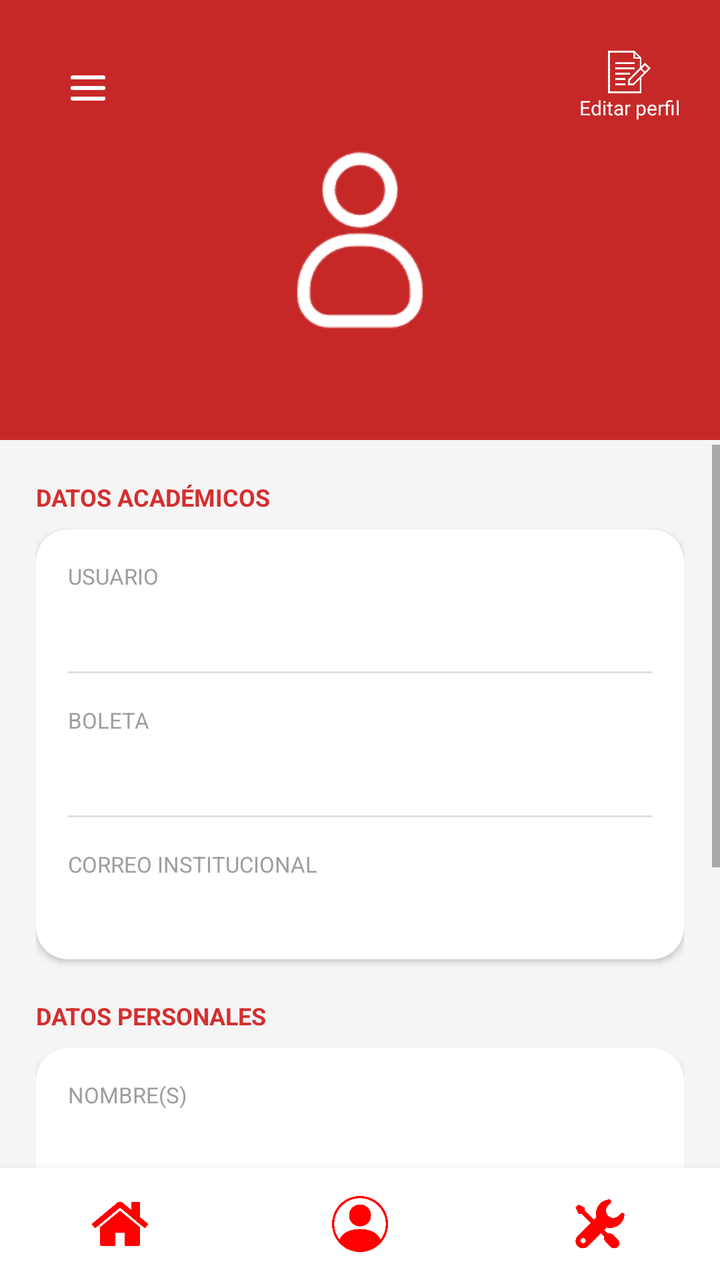
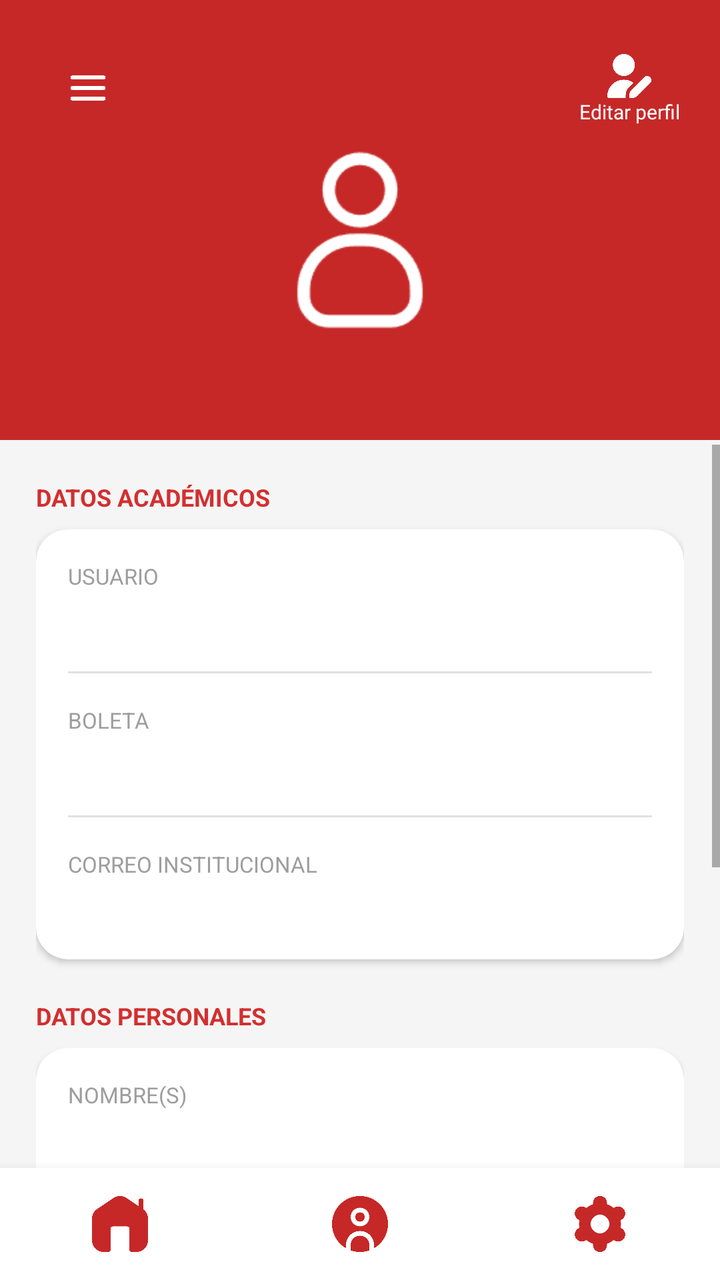

Compare the two renders of this Android layout. The source of the first and the diff that turns it into the second are given below.
<!-- AndroidManifest.xml: application theme Theme.ActivaESCOM -->
<!-- res/layout/activity_perfil.xml -->
<?xml version="1.0" encoding="utf-8"?>
<androidx.drawerlayout.widget.DrawerLayout xmlns:android="http://schemas.android.com/apk/res/android"
    xmlns:app="http://schemas.android.com/apk/res-auto"
    android:id="@+id/drawerLayout"
    android:layout_width="match_parent"
    android:layout_height="match_parent">

    <androidx.constraintlayout.widget.ConstraintLayout
        android:layout_width="match_parent"
        android:layout_height="match_parent"
        android:background="@color/gray_background">

        
        <View
            android:id="@+id/header_bg"
            android:layout_width="match_parent"
            android:layout_height="220dp"
            android:background="@color/red_1"
            app:layout_constraintTop_toTopOf="parent" />

        <ImageButton
            android:id="@+id/btnHamburguesa"
            android:layout_width="48dp"
            android:layout_height="48dp"
            android:background="@color/red_1"
            android:padding="8dp"
            android:scaleType="fitCenter"
            android:src="@drawable/navigation"
            android:layout_marginStart="20dp"
            android:layout_marginTop="20dp"
            app:layout_constraintStart_toStartOf="parent"
            app:layout_constraintTop_toTopOf="parent" />

        <LinearLayout
            android:id="@+id/layoutEditarPerfil"
            android:layout_width="wrap_content"
            android:layout_height="wrap_content"
            android:layout_marginEnd="20dp"
            android:layout_marginTop="25dp"
            android:gravity="center"
            android:orientation="vertical"
            android:clickable="true"
            android:focusable="true"
            android:background="?attr/selectableItemBackgroundBorderless"
            app:layout_constraintEnd_toEndOf="parent"
            app:layout_constraintTop_toTopOf="parent">

            <ImageView
                android:layout_width="22dp"
                android:layout_height="22dp"
                android:src="@drawable/edit_profile"
                app:tint="@color/white" />

            <TextView
                android:layout_width="wrap_content"
                android:layout_height="wrap_content"
                android:text="Editar perfil"
                android:textColor="@color/white"
                android:textSize="10sp" />
        </LinearLayout>

        <FrameLayout
            android:id="@+id/frameAvatar"
            android:layout_width="100dp"
            android:layout_height="100dp"
            android:layout_marginTop="70dp"
            android:background="@drawable/bg_circulo"
            android:clipToOutline="true"
            app:layout_constraintEnd_toEndOf="parent"
            app:layout_constraintStart_toStartOf="parent"
            app:layout_constraintTop_toTopOf="parent">

            <ImageView
                android:id="@+id/imgPerfil"
                android:layout_width="match_parent"
                android:layout_height="match_parent"
                android:scaleType="centerCrop"
                android:src="@drawable/profile_default" />
        </FrameLayout>

        
        <TextView
            android:id="@+id/tvNombreCompleto"
            android:layout_width="wrap_content"
            android:layout_height="wrap_content"
            android:layout_marginTop="8dp"
            android:textColor="@color/white"
            android:textSize="18sp"
            android:textStyle="bold"
            android:text=""
            app:layout_constraintEnd_toEndOf="parent"
            app:layout_constraintStart_toStartOf="parent"
            app:layout_constraintTop_toBottomOf="@id/frameAvatar" />

        
        <ScrollView
            android:layout_width="match_parent"
            android:layout_height="0dp"
            android:layout_marginTop="20dp"
            app:layout_constraintTop_toBottomOf="@id/tvNombreCompleto"
            app:layout_constraintBottom_toTopOf="@id/bottomNavBar">

            <LinearLayout
                android:layout_width="match_parent"
                android:layout_height="wrap_content"
                android:orientation="vertical"
                android:padding="18dp">

                <TextView
                    android:layout_width="wrap_content"
                    android:layout_height="wrap_content"
                    android:layout_marginBottom="8dp"
                    android:text="DATOS ACADÉMICOS"
                    android:textColor="@color/red_4"
                    android:textSize="12sp"
                    android:textStyle="bold" />

                <androidx.cardview.widget.CardView
                    android:layout_width="match_parent"
                    android:layout_height="wrap_content"
                    android:layout_marginBottom="20dp"
                    app:cardCornerRadius="16dp"
                    app:cardElevation="2dp">

                    <LinearLayout
                        android:layout_width="match_parent"
                        android:layout_height="wrap_content"
                        android:orientation="vertical">

                        
                        <LinearLayout
                            android:layout_width="match_parent"
                            android:layout_height="wrap_content"
                            android:orientation="vertical"
                            android:padding="16dp">

                            <TextView
                                android:layout_width="wrap_content"
                                android:layout_height="wrap_content"
                                android:text="USUARIO"
                                android:textColor="@color/gray_text"
                                android:textSize="11sp" />

                            <TextView
                                android:id="@+id/tvUsuario"
                                android:layout_width="wrap_content"
                                android:layout_height="wrap_content"
                                android:layout_marginTop="4dp"
                                android:text=""
                                android:textColor="@color/black"
                                android:textSize="15sp" />
                        </LinearLayout>

                        <View
                            android:layout_width="match_parent"
                            android:layout_height="1dp"
                            android:layout_marginHorizontal="16dp"
                            android:background="@color/gray_light" />

                        
                        <LinearLayout
                            android:layout_width="match_parent"
                            android:layout_height="wrap_content"
                            android:orientation="vertical"
                            android:padding="16dp">

                            <TextView
                                android:layout_width="wrap_content"
                                android:layout_height="wrap_content"
                                android:text="BOLETA"
                                android:textColor="@color/gray_text"
                                android:textSize="11sp" />

                            <TextView
                                android:id="@+id/tvBoleta"
                                android:layout_width="wrap_content"
                                android:layout_height="wrap_content"
                                android:layout_marginTop="4dp"
                                android:text=""
                                android:textColor="@color/black"
                                android:textSize="15sp" />
                        </LinearLayout>

                        <View
                            android:layout_width="match_parent"
                            android:layout_height="1dp"
                            android:layout_marginHorizontal="16dp"
                            android:background="@color/gray_light" />

                        
                        <LinearLayout
                            android:layout_width="match_parent"
                            android:layout_height="wrap_content"
                            android:orientation="vertical"
                            android:padding="16dp">

                            <TextView
                                android:layout_width="wrap_content"
                                android:layout_height="wrap_content"
                                android:text="CORREO INSTITUCIONAL"
                                android:textColor="@color/gray_text"
                                android:textSize="11sp" />

                            <TextView
                                android:id="@+id/tvCorreo"
                                android:layout_width="wrap_content"
                                android:layout_height="wrap_content"
                                android:layout_marginTop="4dp"
                                android:text=""
                                android:textColor="@color/black"
                                android:textSize="15sp" />
                        </LinearLayout>
                    </LinearLayout>
                </androidx.cardview.widget.CardView>

                
                <TextView
                    android:layout_width="wrap_content"
                    android:layout_height="wrap_content"
                    android:layout_marginBottom="8dp"
                    android:text="DATOS PERSONALES"
                    android:textColor="@color/red_4"
                    android:textSize="12sp"
                    android:textStyle="bold" />

                <androidx.cardview.widget.CardView
                    android:layout_width="match_parent"
                    android:layout_height="wrap_content"
                    android:layout_marginBottom="20dp"
                    app:cardCornerRadius="16dp"
                    app:cardElevation="2dp">

                    <LinearLayout
                        android:layout_width="match_parent"
                        android:layout_height="wrap_content"
                        android:orientation="vertical">

                        
                        <LinearLayout
                            android:layout_width="match_parent"
                            android:layout_height="wrap_content"
                            android:orientation="vertical"
                            android:padding="16dp">

                            <TextView
                                android:layout_width="wrap_content"
                                android:layout_height="wrap_content"
                                android:text="NOMBRE(S)"
                                android:textColor="@color/gray_text"
                                android:textSize="11sp" />

                            <TextView
                                android:id="@+id/tvNombre"
                                android:layout_width="wrap_content"
                                android:layout_height="wrap_content"
                                android:layout_marginTop="4dp"
                                android:text=""
                                android:textColor="@color/black"
                                android:textSize="15sp" />
                        </LinearLayout>

                        <View
                            android:layout_width="match_parent"
                            android:layout_height="1dp"
                            android:layout_marginHorizontal="16dp"
                            android:background="@color/gray_light" />

                        
                        <LinearLayout
                            android:layout_width="match_parent"
                            android:layout_height="wrap_content"
                            android:orientation="vertical"
                            android:padding="16dp">

                            <TextView
                                android:layout_width="wrap_content"
                                android:layout_height="wrap_content"
                                android:text="APELLIDO(S)"
                                android:textColor="@color/gray_text"
                                android:textSize="11sp" />

                            <TextView
                                android:id="@+id/tvApellido"
                                android:layout_width="wrap_content"
                                android:layout_height="wrap_content"
                                android:layout_marginTop="4dp"
                                android:text=""
                                android:textColor="@color/black"
                                android:textSize="15sp" />
                        </LinearLayout>

                        <View
                            android:layout_width="match_parent"
                            android:layout_height="1dp"
                            android:layout_marginHorizontal="16dp"
                            android:background="@color/gray_light" />

                        
                        <LinearLayout
                            android:layout_width="match_parent"
                            android:layout_height="wrap_content"
                            android:orientation="vertical"
                            android:padding="16dp">

                            <TextView
                                android:layout_width="wrap_content"
                                android:layout_height="wrap_content"
                                android:text="FECHA DE NACIMIENTO"
                                android:textColor="@color/gray_text"
                                android:textSize="11sp" />

                            <TextView
                                android:id="@+id/tvFechaNacimiento"
                                android:layout_width="wrap_content"
                                android:layout_height="wrap_content"
                                android:layout_marginTop="4dp"
                                android:text=""
                                android:textColor="@color/black"
                                android:textSize="15sp" />
                        </LinearLayout>
                    </LinearLayout>
                </androidx.cardview.widget.CardView>

                
                <Button
                    android:id="@+id/btnCambiarPassword"
                    android:layout_width="match_parent"
                    android:layout_height="56dp"
                    android:layout_marginBottom="8dp"
                    android:backgroundTint="@color/white"
                    android:text="Cambiar contraseña"
                    android:textColor="@color/red_1"
                    android:textStyle="bold"
                    style="?android:attr/borderlessButtonStyle"/>

            </LinearLayout>
        </ScrollView>

        <include
            android:id="@+id/bottomNavBar"
            layout="@layout/bottom_navigation"
            android:layout_width="match_parent"
            android:layout_height="56dp"
            app:layout_constraintBottom_toBottomOf="parent"
            app:layout_constraintEnd_toEndOf="parent"
            app:layout_constraintStart_toStartOf="parent" />

    </androidx.constraintlayout.widget.ConstraintLayout>

    <com.google.android.material.navigation.NavigationView
        android:id="@+id/navigationView"
        android:layout_width="wrap_content"
        android:layout_height="match_parent"
        android:layout_gravity="start"
        android:background="@color/white"
        app:headerLayout="@layout/nav_header"
        app:menu="@menu/nav_menu" />

</androidx.drawerlayout.widget.DrawerLayout>
<!-- res/layout/bottom_navigation.xml (included above) -->
<?xml version="1.0" encoding="utf-8"?>
<LinearLayout xmlns:android="http://schemas.android.com/apk/res/android"
    android:id="@+id/bottomNavBar"
    android:layout_width="match_parent"
    android:layout_height="56dp"
    android:orientation="horizontal"
    android:background="@color/white"
    android:elevation="8dp">

    <ImageButton
        android:id="@+id/navInicio"
        android:layout_width="0dp"
        android:layout_height="match_parent"
        android:layout_weight="1"
        android:src="@drawable/home"
        android:background="?attr/selectableItemBackgroundBorderless"
        android:scaleType="fitCenter"
        android:padding="14dp" />
    <ImageButton
    android:id="@+id/navPerfil"
    android:layout_width="0dp"
    android:layout_height="match_parent"
    android:layout_weight="1"
    android:src="@drawable/profile"
    android:background="?attr/selectableItemBackgroundBorderless"
    android:scaleType="fitCenter"
    android:padding="14dp" />
    <ImageButton
    android:id="@+id/navConfig"
    android:layout_width="0dp"
    android:layout_height="match_parent"
    android:layout_weight="1"
    android:src="@drawable/settings"
    android:background="?attr/selectableItemBackgroundBorderless"
    android:scaleType="fitCenter"
    android:padding="14dp" /> </LinearLayout>
<!-- res/layout/nav_header.xml (included above) -->
<?xml version="1.0" encoding="utf-8"?>
<LinearLayout xmlns:android="http://schemas.android.com/apk/res/android"
    android:layout_width="match_parent"
    android:layout_height="match_parent"
    android:orientation="vertical"
    android:background="@color/white">

    <LinearLayout
        android:layout_width="311dp"
        android:layout_height="175dp"
        android:background="@color/red_900"
        android:gravity="bottom"
        android:orientation="vertical"
        android:padding="25dp">

        <ImageView
            android:layout_width="60dp"
            android:layout_height="60dp"
            android:src="@drawable/logo_ipn"
            android:tint="@color/white" />

        <TextView
            android:layout_width="wrap_content"
            android:layout_height="wrap_content"
            android:layout_marginTop="14dp"
            android:text="EntrenaIPN"
            android:textColor="@color/white"
            android:textSize="20sp"
            android:textStyle="bold" />

        <TextView
            android:layout_width="wrap_content"
            android:layout_height="wrap_content"
            android:text="ESCOM - ISC"
            android:textColor="@color/red_300"
            android:textSize="14sp" />
    </LinearLayout>

    <LinearLayout
        android:layout_width="310dp"
        android:layout_height="wrap_content"
        android:orientation="vertical"
        android:paddingTop="15dp">

        <TextView
            android:id="@+id/menu_actividad"
            android:layout_width="match_parent"
            android:layout_height="wrap_content"
            android:background="?attr/selectableItemBackground"
            android:clickable="true"
            android:focusable="true"
            android:padding="16dp"
            android:text="🏠  Inicio"
            android:textColor="@color/black"
            android:textSize="16sp" />

        <TextView
            android:id="@+id/menu_progreso"
            android:layout_width="match_parent"
            android:layout_height="wrap_content"
            android:background="?attr/selectableItemBackground"
            android:clickable="true"
            android:focusable="true"
            android:padding="16dp"
            android:text="📈  Progreso semanal"
            android:textColor="@color/black"
            android:textSize="16sp" />

        <TextView
            android:id="@+id/menu_carrera"
            android:layout_width="match_parent"
            android:layout_height="wrap_content"
            android:background="?attr/selectableItemBackground"
            android:clickable="true"
            android:focusable="true"
            android:padding="16dp"
            android:text="🏃  Carrera matutina"
            android:textColor="@color/black"
            android:textSize="16sp" />

        <TextView
            android:id="@+id/menu_nuevo"
            android:layout_width="match_parent"
            android:layout_height="wrap_content"
            android:background="?attr/selectableItemBackground"
            android:clickable="true"
            android:focusable="true"
            android:padding="16dp"
            android:text="💪  Nuevo entrenamiento"
            android:textColor="@color/black"
            android:textSize="16sp" />

        
        <TextView
            android:id="@+id/menu_config"
            android:layout_width="match_parent"
            android:layout_height="wrap_content"
            android:background="?attr/selectableItemBackground"
            android:clickable="true"
            android:focusable="true"
            android:padding="16dp"
            android:text="⚙️  Configuración"
            android:textColor="@color/black"
            android:textSize="16sp" />

        <View
            android:layout_width="match_parent"
            android:layout_height="1dp"
            android:layout_marginHorizontal="16dp"
            android:layout_marginTop="8dp"
            android:background="@color/gray_light" />

        
        <TextView
            android:id="@+id/menu_logout"
            android:layout_width="match_parent"
            android:layout_height="wrap_content"
            android:background="?attr/selectableItemBackground"
            android:clickable="true"
            android:focusable="true"
            android:padding="16dp"
            android:text="🚪  Cerrar sesión"
            android:textColor="@color/red_900"
            android:textSize="16sp" />
    </LinearLayout>
</LinearLayout>
<!-- resources referenced by this layout -->
<resources>
  <color name="black">#FF000000</color>
  <color name="gray_background">#F5F5F5</color>
  <color name="gray_light">#E0E0E0</color>
  <color name="gray_text">#9E9E9E</color>
  <color name="red_1">#C62828</color>
  <color name="red_300">#EF9A9A</color>
  <color name="red_4">#D32F2F</color>
  <color name="red_900">#B71C1C</color>
  <color name="white">#FFFFFFFF</color>
  <!-- drawable bg_circulo (drawable) -->
  <?xml version="1.0" encoding="utf-8"?>
  <shape xmlns:android="http://schemas.android.com/apk/res/android"
      android:shape="oval">
      <solid android:color="@color/red_800" />
  </shape>
  <!-- drawable edit_profile: png bitmap (drawable, 5309 bytes) -->
  <!-- drawable home: png bitmap (drawable, 15478 bytes) -->
  <!-- drawable logo_ipn: png bitmap (drawable, 799627 bytes) -->
  <!-- drawable navigation: png bitmap (drawable, 8970 bytes) -->
  <!-- drawable profile: png bitmap (drawable, 22269 bytes) -->
  <!-- drawable profile_default: png bitmap (drawable, 3596 bytes) -->
  <!-- drawable settings: png bitmap (drawable, 18368 bytes) -->
  <style name="Theme.ActivaESCOM" parent="Base.Theme.ActivaESCOM">
      </style>
  <color name="red_800">#C62828</color>
  <style name="Base.Theme.ActivaESCOM" parent="Theme.MaterialComponents.DayNight.NoActionBar">
      </style>
</resources>

<!-- the commit's change to res/layout/activity_perfil.xml (unified diff, before → after) -->
@@ -36,7 +36,7 @@
             android:layout_width="wrap_content"
             android:layout_height="wrap_content"
             android:layout_marginEnd="20dp"
-            android:layout_marginTop="25dp"
+            android:layout_marginTop="27dp"
             android:gravity="center"
             android:orientation="vertical"
             android:clickable="true"
@@ -375,25 +375,31 @@
         android:src="@drawable/home"
         android:background="?attr/selectableItemBackgroundBorderless"
         android:scaleType="fitCenter"
-        android:padding="14dp" />
+        android:padding="14dp"
+        android:tint="@color/red_1" />
+
     <ImageButton
-    android:id="@+id/navPerfil"
-    android:layout_width="0dp"
-    android:layout_height="match_parent"
-    android:layout_weight="1"
-    android:src="@drawable/profile"
-    android:background="?attr/selectableItemBackgroundBorderless"
-    android:scaleType="fitCenter"
-    android:padding="14dp" />
+        android:id="@+id/navPerfil"
+        android:layout_width="0dp"
+        android:layout_height="match_parent"
+        android:layout_weight="1"
+        android:src="@drawable/profile"
+        android:background="?attr/selectableItemBackgroundBorderless"
+        android:scaleType="fitCenter"
+        android:padding="14dp"
+        android:tint="@color/red_1"/>
+
     <ImageButton
-    android:id="@+id/navConfig"
-    android:layout_width="0dp"
-    android:layout_height="match_parent"
-    android:layout_weight="1"
-    android:src="@drawable/settings"
-    android:background="?attr/selectableItemBackgroundBorderless"
-    android:scaleType="fitCenter"
-    android:padding="14dp" /> </LinearLayout>
+        android:id="@+id/navConfig"
+        android:layout_width="0dp"
+        android:layout_height="match_parent"
+        android:layout_weight="1"
+        android:src="@drawable/settings"
+        android:background="?attr/selectableItemBackgroundBorderless"
+        android:scaleType="fitCenter"
+        android:padding="14dp"
+        android:tint="@color/red_1"/>
+</LinearLayout>
 <!-- res/layout/nav_header.xml (included above) -->
 <?xml version="1.0" encoding="utf-8"?>
 <LinearLayout xmlns:android="http://schemas.android.com/apk/res/android"
@@ -463,31 +469,142 @@
             android:textColor="@color/black"
             android:textSize="16sp" />
 
-        <TextView
-            android:id="@+id/menu_carrera"
-            android:layout_width="match_parent"
-            android:layout_height="wrap_content"
-            android:background="?attr/selectableItemBackground"
-            android:clickable="true"
-            android:focusable="true"
-            android:padding="16dp"
-            android:text="🏃  Carrera matutina"
-            android:textColor="@color/black"
-            android:textSize="16sp" />
-
-        <TextView
-            android:id="@+id/menu_nuevo"
-            android:layout_width="match_parent"
-            android:layout_height="wrap_content"
-            android:background="?attr/selectableItemBackground"
-            android:clickable="true"
-            android:focusable="true"
-            android:padding="16dp"
-            android:text="💪  Nuevo entrenamiento"
-            android:textColor="@color/black"
-            android:textSize="16sp" />
-
-        
+        <LinearLayout
+            android:id="@+id/menu_nuevo_container"
+            android:layout_width="match_parent"
+            android:layout_height="wrap_content"
+            android:orientation="vertical">
+
+            <LinearLayout
+                android:id="@+id/menu_nuevo_header"
+                android:layout_width="match_parent"
+                android:layout_height="wrap_content"
+                android:background="?attr/selectableItemBackground"
+                android:clickable="true"
+                android:focusable="true"
+                android:orientation="horizontal"
+                android:paddingStart="16dp"
+                android:paddingEnd="16dp"
+                android:paddingTop="16dp"
+                android:paddingBottom="16dp"
+                android:gravity="center_vertical">
+
+                <TextView
+                    android:id="@+id/menu_nuevo_label"
+                    android:layout_width="0dp"
+                    android:layout_height="wrap_content"
+                    android:layout_weight="1"
+                    android:text="💪  Entrenamientos"
+                    android:textColor="@color/black"
+                    android:textSize="16sp" />
+
+                <ImageView
+                    android:id="@+id/menu_nuevo_arrow"
+                    android:layout_width="20dp"
+                    android:layout_height="20dp"
+                    android:src="@drawable/opciones_entrenamientos"
+                    android:rotation="0"
+                    android:tint="@color/gray_text"
+                    android:layout_marginEnd="25dp"/>
+
+            </LinearLayout>
+
+            <LinearLayout
+                android:id="@+id/menu_nuevo_submenu"
+                android:layout_width="match_parent"
+                android:layout_height="wrap_content"
+                android:orientation="vertical"
+                android:paddingStart="16dp"
+                android:visibility="gone">
+
+                <TextView
+                    android:id="@+id/menu_config_nuevo_entrenamiento"
+                    android:layout_width="match_parent"
+                    android:layout_height="wrap_content"
+                    android:background="?attr/selectableItemBackground"
+                    android:clickable="true"
+                    android:focusable="true"
+                    android:padding="12dp"
+                    android:text="📝  Configurar entrenamiento"
+                    android:textColor="@color/black"
+                    android:textSize="15sp" />
+
+                <TextView
+                    android:id="@+id/menu_ejercicio_carrera"
+                    android:layout_width="match_parent"
+                    android:layout_height="wrap_content"
+                    android:background="?attr/selectableItemBackground"
+                    android:clickable="true"
+                    android:focusable="true"
+                    android:padding="12dp"
+                    android:text="🏃  Carrera"
+                    android:textColor="@color/black"
+                    android:textSize="15sp" />
+
+                <TextView
+                    android:id="@+id/menu_ejercicio_caminata"
+                    android:layout_width="match_parent"
+                    android:layout_height="wrap_content"
+                    android:background="?attr/selectableItemBackground"
+                    android:clickable="true"
+                    android:focusable="true"
+                    android:padding="12dp"
+                    android:text="🚶  Caminata"
+                    android:textColor="@color/black"
+                    android:textSize="15sp" />
+
+                <TextView
+                    android:id="@+id/menu_ejercicio_bicicleta"
+                    android:layout_width="match_parent"
+                    android:layout_height="wrap_content"
+                    android:background="?attr/selectableItemBackground"
+                    android:clickable="true"
+                    android:focusable="true"
+                    android:padding="12dp"
+                    android:text="🚴  Bicicleta"
+                    android:textColor="@color/black"
+                    android:textSize="15sp" />
+
+                <TextView
+                    android:id="@+id/menu_ejercicio_fuerza"
+                    android:layout_width="match_parent"
+                    android:layout_height="wrap_content"
+                    android:background="?attr/selectableItemBackground"
+                    android:clickable="true"
+                    android:focusable="true"
+                    android:padding="12dp"
+                    android:text="🏋️  Fuerza"
+                    android:textColor="@color/black"
+                    android:textSize="15sp" />
+
+                <TextView
+                    android:id="@+id/menu_ejercicio_yoga"
+                    android:layout_width="match_parent"
+                    android:layout_height="wrap_content"
+                    android:background="?attr/selectableItemBackground"
+                    android:clickable="true"
+                    android:focusable="true"
+                    android:padding="12dp"
+                    android:text="🧘  Yoga"
+                    android:textColor="@color/black"
+                    android:textSize="15sp" />
+
+                <TextView
+                    android:id="@+id/menu_ejercicio_natacion"
+                    android:layout_width="match_parent"
+                    android:layout_height="wrap_content"
+                    android:background="?attr/selectableItemBackground"
+                    android:clickable="true"
+                    android:focusable="true"
+                    android:padding="12dp"
+                    android:text="🏊  Natación"
+                    android:textColor="@color/black"
+                    android:textSize="15sp" />
+
+            </LinearLayout>
+
+        </LinearLayout>
+
         <TextView
             android:id="@+id/menu_config"
             android:layout_width="match_parent"
@@ -507,7 +624,6 @@
             android:layout_marginTop="8dp"
             android:background="@color/gray_light" />
 
-        
         <TextView
             android:id="@+id/menu_logout"
             android:layout_width="match_parent"
<!-- resource entries referenced after the edit -->
@@ -15,13 +15,14 @@
       android:shape="oval">
       <solid android:color="@color/red_800" />
   </shape>
-  <!-- drawable edit_profile: png bitmap (drawable, 5309 bytes) -->
-  <!-- drawable home: png bitmap (drawable, 15478 bytes) -->
+  <!-- drawable edit_profile: png bitmap (drawable, 11005 bytes) -->
+  <!-- drawable home: png bitmap (drawable, 8137 bytes) -->
   <!-- drawable logo_ipn: png bitmap (drawable, 799627 bytes) -->
   <!-- drawable navigation: png bitmap (drawable, 8970 bytes) -->
-  <!-- drawable profile: png bitmap (drawable, 22269 bytes) -->
+  <!-- drawable opciones_entrenamientos: png bitmap (drawable, 3444 bytes) -->
+  <!-- drawable profile: png bitmap (drawable, 16040 bytes) -->
   <!-- drawable profile_default: png bitmap (drawable, 3596 bytes) -->
-  <!-- drawable settings: png bitmap (drawable, 18368 bytes) -->
+  <!-- drawable settings: png bitmap (drawable, 12454 bytes) -->
   <style name="Theme.ActivaESCOM" parent="Base.Theme.ActivaESCOM">
       </style>
   <color name="red_800">#C62828</color>
